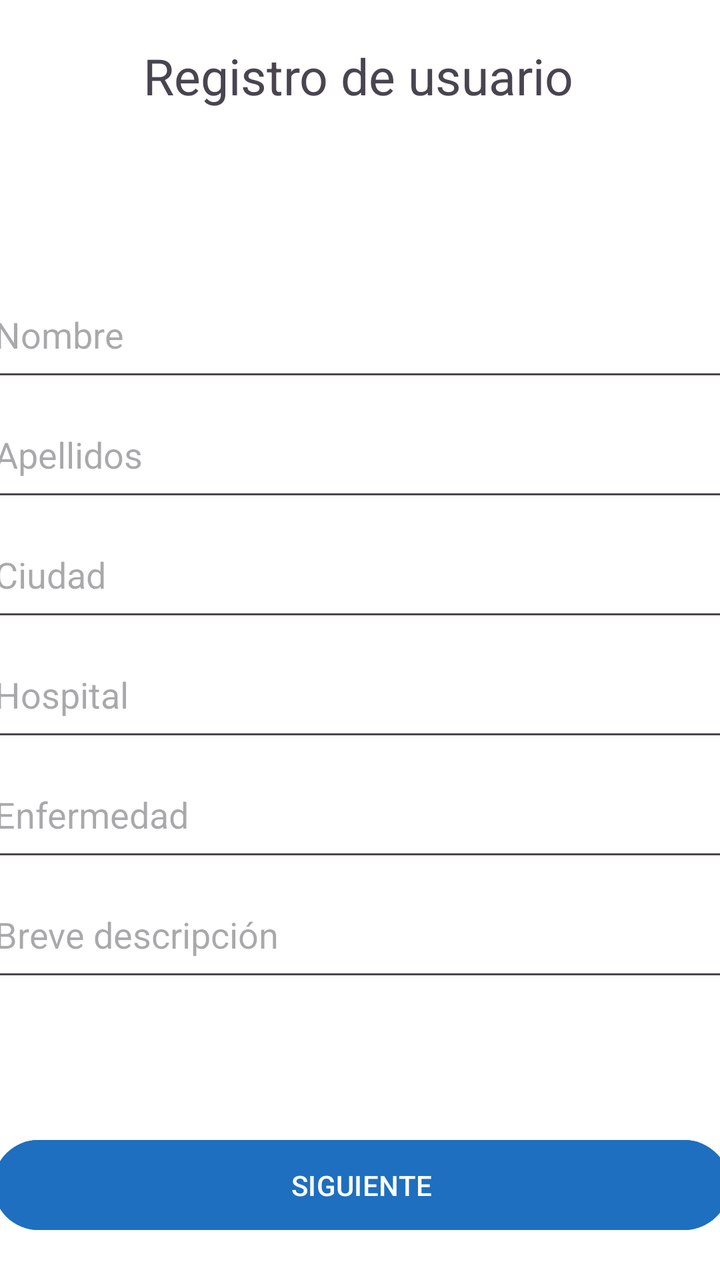
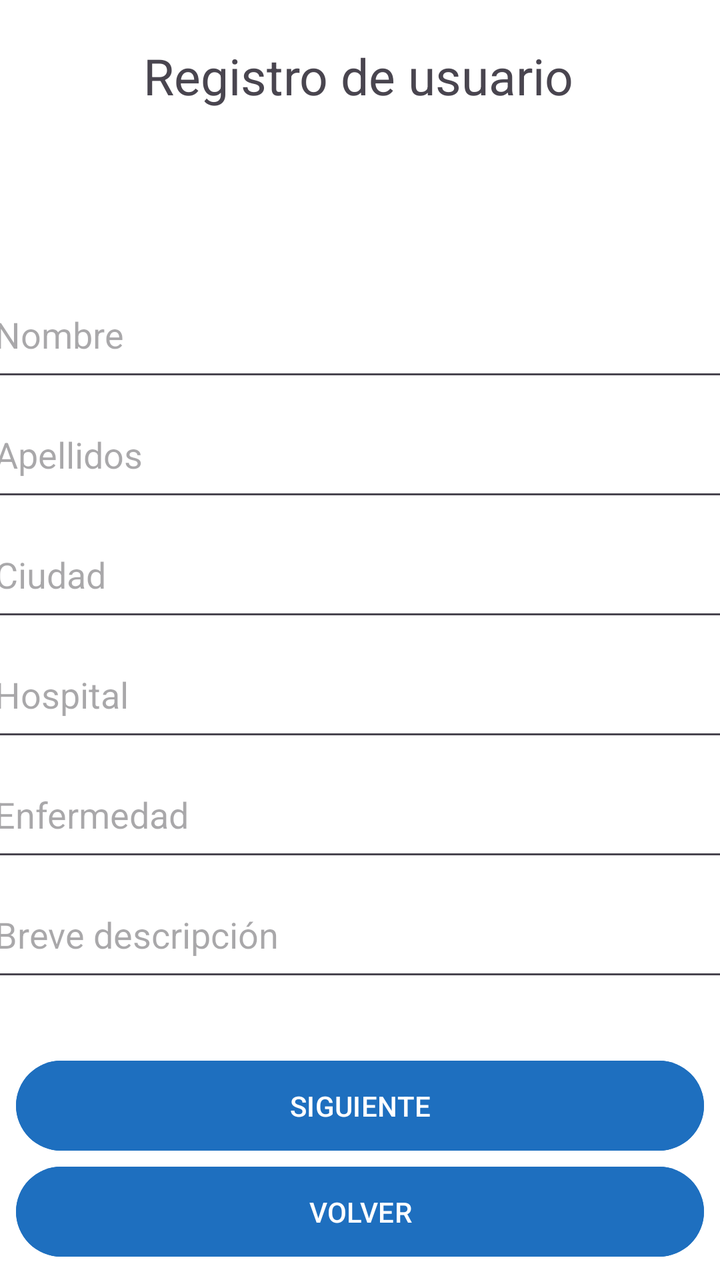

Screens rendered from an Android XML layout before and after an edit, with the pre-edit source and the edit as a unified diff.
<!-- AndroidManifest.xml: application theme Theme.PROYECTO_GRUPO_2 -->
<!-- res/layout/activity_registro1.xml -->
<?xml version="1.0" encoding="utf-8"?>
<androidx.constraintlayout.widget.ConstraintLayout xmlns:android="http://schemas.android.com/apk/res/android"
    xmlns:app="http://schemas.android.com/apk/res-auto"
    xmlns:tools="http://schemas.android.com/tools"
    android:id="@+id/main"
    android:layout_width="match_parent"
    android:layout_height="match_parent"
    android:background="@color/FondoPantallaInicio"
    tools:context=".Registro1Activity">

    <TextView
        android:id="@+id/textViewCabecera_Registro1"
        android:layout_width="216dp"
        android:layout_height="42dp"
        android:layout_gravity="center"
        android:text="@string/cabeceraRegistro_login"
        android:textSize="25sp"
        app:layout_constraintBottom_toTopOf="@+id/linearLayout_registro2"
        app:layout_constraintEnd_toEndOf="parent"
        app:layout_constraintHorizontal_bias="0.497"
        app:layout_constraintStart_toStartOf="parent"
        app:layout_constraintTop_toTopOf="parent"
        app:layout_constraintVertical_bias="0.224" />

    <LinearLayout
        android:id="@+id/linearLayout_registro2"
        android:layout_width="374dp"
        android:layout_height="369dp"
        android:layout_marginStart="10dp"
        android:layout_marginEnd="10dp"
        android:orientation="vertical"
        app:layout_constraintBottom_toBottomOf="parent"
        app:layout_constraintEnd_toEndOf="parent"
        app:layout_constraintStart_toStartOf="parent"
        app:layout_constraintTop_toTopOf="parent">

        <EditText
            android:id="@+id/editTextNombre_registro1"
            android:layout_width="match_parent"
            android:layout_height="60dp"
            android:ems="10"
            android:hint="@string/nombreRegistro_login"
            android:inputType="text" />

        <EditText
            android:id="@+id/editTextApellidos_registro1"
            android:layout_width="match_parent"
            android:layout_height="60dp"
            android:ems="10"
            android:hint="@string/apellidosRegistro_login"
            android:inputType="text" />

        <EditText
            android:id="@+id/editTextCiudad_registro1"
            android:layout_width="match_parent"
            android:layout_height="60dp"
            android:ems="10"
            android:hint="@string/ciudadRegistro_login"
            android:inputType="text" />

        <EditText
            android:id="@+id/editTextHospital_registro1"
            android:layout_width="match_parent"
            android:layout_height="60dp"
            android:ems="10"
            android:hint="@string/hospitalRegistro_login"
            android:inputType="text" />

        <EditText
            android:id="@+id/editTextEnfermedad_registro1"
            android:layout_width="match_parent"
            android:layout_height="60dp"
            android:ems="10"
            android:hint="@string/enfermedadRegistro_login"
            android:inputType="text" />

        <EditText
            android:id="@+id/editTextBreveDescripcion_registro1"
            android:layout_width="match_parent"
            android:layout_height="60dp"
            android:ems="10"
            android:hint="@string/breveDescripcionRegistro_login"
            android:inputType="text" />

    </LinearLayout>

    <Button
        android:id="@+id/btnSiguiente_registro1"
        android:layout_width="368dp"
        android:layout_height="53dp"
        android:layout_marginTop="40dp"
        android:backgroundTint="@color/BotonesInicio"
        android:text="@string/btnSiguiente"
        app:layout_constraintBottom_toBottomOf="parent"
        app:layout_constraintEnd_toEndOf="parent"
        app:layout_constraintHorizontal_bias="0.498"
        app:layout_constraintStart_toStartOf="parent"
        app:layout_constraintTop_toBottomOf="@+id/linearLayout_registro2" />

</androidx.constraintlayout.widget.ConstraintLayout>
<!-- resources referenced by this layout -->
<resources>
  <color name="BotonesInicio">#1e6fbf</color>
  <color name="FondoPantallaInicio">#FFFFFFFF</color>
  <string name="apellidosRegistro_login">Apellidos</string>
  <string name="breveDescripcionRegistro_login">Breve descripción</string>
  <string name="btnSiguiente">SIGUIENTE</string>
  <string name="cabeceraRegistro_login">Registro de usuario</string>
  <string name="ciudadRegistro_login">Ciudad</string>
  <string name="enfermedadRegistro_login">Enfermedad</string>
  <string name="hospitalRegistro_login">Hospital</string>
  <string name="nombreRegistro_login">Nombre</string>
  <style name="Theme.PROYECTO_GRUPO_2" parent="Base.Theme.PROYECTO_GRUPO_2" />
  <style name="Base.Theme.PROYECTO_GRUPO_2" parent="Theme.Material3.DayNight.NoActionBar">
          
          
      </style>
</resources>

<!-- the commit's change to res/layout/activity_registro1.xml (unified diff, before → after) -->
@@ -86,15 +86,34 @@
 
     <Button
         android:id="@+id/btnSiguiente_registro1"
-        android:layout_width="368dp"
+        android:layout_width="0dp"
         android:layout_height="53dp"
+        android:layout_marginStart="8dp"
         android:layout_marginTop="40dp"
+        android:layout_marginEnd="8dp"
         android:backgroundTint="@color/BotonesInicio"
         android:text="@string/btnSiguiente"
+        app:layout_constraintBottom_toTopOf="@+id/btnVolver_registro1"
+        app:layout_constraintEnd_toEndOf="parent"
+        app:layout_constraintHorizontal_bias="0.0"
+        app:layout_constraintStart_toStartOf="parent"
+        app:layout_constraintTop_toBottomOf="@+id/linearLayout_registro2"
+        app:layout_constraintVertical_bias="1.0" />
+
+    <Button
+        android:id="@+id/btnVolver_registro1"
+        android:layout_width="0dp"
+        android:layout_height="53dp"
+        android:layout_marginStart="8dp"
+        android:layout_marginTop="40dp"
+        android:layout_marginEnd="8dp"
+        android:backgroundTint="@color/BotonesInicio"
+        android:text="VOLVER"
         app:layout_constraintBottom_toBottomOf="parent"
         app:layout_constraintEnd_toEndOf="parent"
-        app:layout_constraintHorizontal_bias="0.498"
+        app:layout_constraintHorizontal_bias="0.0"
         app:layout_constraintStart_toStartOf="parent"
-        app:layout_constraintTop_toBottomOf="@+id/linearLayout_registro2" />
+        app:layout_constraintTop_toBottomOf="@+id/linearLayout_registro2"
+        app:layout_constraintVertical_bias="0.818" />
 
 </androidx.constraintlayout.widget.ConstraintLayout>
